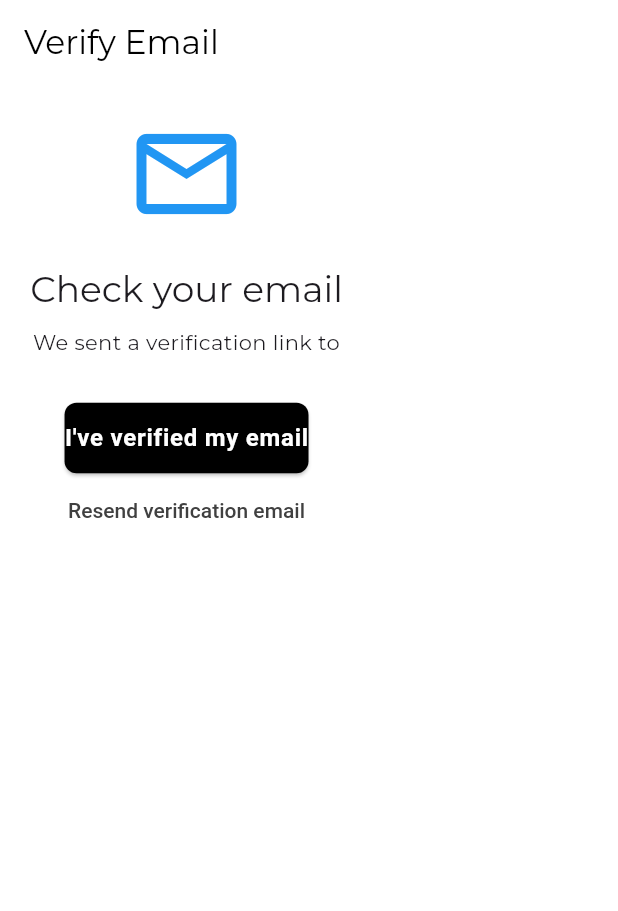
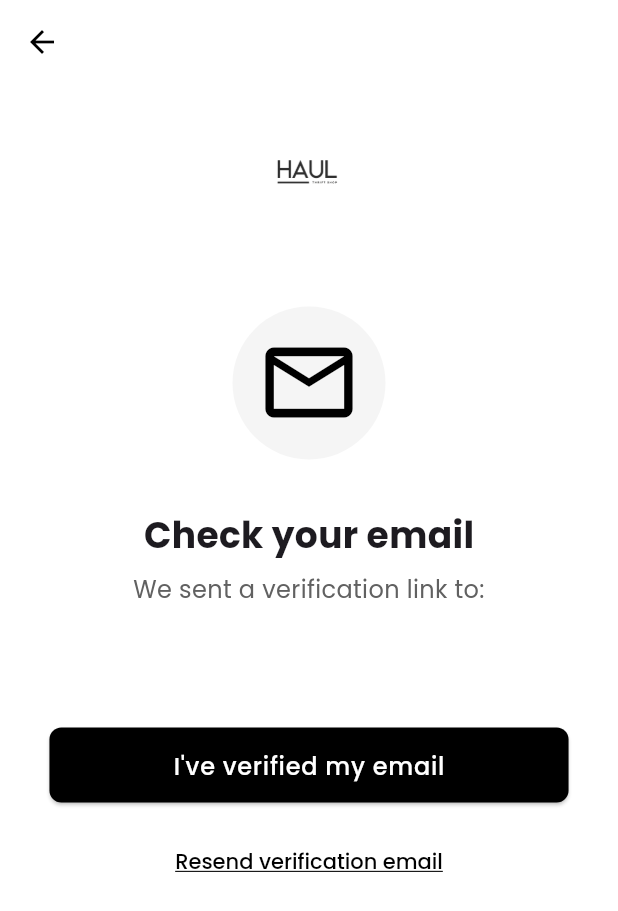
Before and after one commit to fyodorrrrr/haul-app, a Flutter app: the VerifyEmailScreen screen opened directly with empty values, on a phone screen of 412 x 824 dp. Shown: the top 911 px of the screen. Run offline on Flutter 3.47's test engine with Material 3 defaults, Android fonts, the phone set to English and light mode, and no system bars; our stand-ins replace cloud_firestore, firebase_auth, firebase_core, google_fonts; accounts and stored records are empty.

Commit message:
style: redesign verify email screen ui

```diff
--- a/lib/screens/buyer/verify_email_screen.dart
+++ b/lib/screens/buyer/verify_email_screen.dart
@@ -1,4 +1,5 @@
 import 'package:flutter/material.dart';
+import 'package:google_fonts/google_fonts.dart';
 import 'package:firebase_auth/firebase_auth.dart';
 import 'package:cloud_firestore/cloud_firestore.dart';
 import 'home_screen.dart';
@@ -48,49 +49,164 @@ class _VerifyEmailScreenState extends State<VerifyEmailScreen> {
     try {
       await FirebaseAuth.instance.currentUser?.sendEmailVerification();
       ScaffoldMessenger.of(context).showSnackBar(
-        const SnackBar(content: Text('Verification email resent!')),
+        SnackBar(
+          content: Text(
+            'Verification email resent!',
+            style: GoogleFonts.poppins(),
+          ),
+          backgroundColor: Colors.black,
+        ),
       );
     } catch (e) {
       ScaffoldMessenger.of(context).showSnackBar(
-        SnackBar(content: Text('Error: ${e.toString()}')),
+        SnackBar(
+          content: Text(
+            'Error: ${e.toString()}',
+            style: GoogleFonts.poppins(),
+          ),
+          backgroundColor: Colors.red,
+        ),
       );
     }
   }
 
   @override
   Widget build(BuildContext context) {
+    final size = MediaQuery.of(context).size;
+    final bool isSmallScreen = size.width < 350;
+
     return Scaffold(
+      backgroundColor: Colors.white,
       appBar: AppBar(
-        title: const Text('Verify Email'),
+        backgroundColor: Colors.transparent,
+        elevation: 0,
+        leading: IconButton(
+          icon: const Icon(Icons.arrow_back, color: Colors.black),
+          onPressed: () => Navigator.of(context).pop(),
         ),
-      body: Padding(
-        padding: const EdgeInsets.all(20.0),
+      ),
+      body: SafeArea(
+        child: SingleChildScrollView(
+          child: Padding(
+            padding: EdgeInsets.symmetric(horizontal: size.width * 0.08),
             child: Column(
               crossAxisAlignment: CrossAxisAlignment.center,
               children: [
-            const Icon(Icons.email_outlined, size: 80, color: Colors.blue),
-            const SizedBox(height: 20),
+                // Logo
+                Padding(
+                  padding: EdgeInsets.only(top: size.height * 0.02),
+                  child: Image.asset(
+                    'assets/haul_logo.png',
+                    height: size.height * 0.1,
+                  ),
+                ),
+
+                SizedBox(height: size.height * 0.06),
+
+                // Email icon
+                Container(
+                  padding: const EdgeInsets.all(16),
+                  decoration: BoxDecoration(
+                    color: Colors.grey.shade100,
+                    shape: BoxShape.circle,
+                  ),
+                  child: Icon(
+                    Icons.email_outlined,
+                    size: isSmallScreen ? 50 : 70,
+                    color: Colors.black,
+                  ),
+                ),
+
+                SizedBox(height: size.height * 0.04),
+
+                // Check your email text
                 Text(
                   'Check your email',
-              style: Theme.of(context).textTheme.headlineSmall,
+                  style: GoogleFonts.poppins(
+                    fontSize: isSmallScreen ? 20 : 24,
+                    fontWeight: FontWeight.bold,
                   ),
-            const SizedBox(height: 10),
+                ),
+
+                SizedBox(height: size.height * 0.01),
+
+                // Email description
                 Text(
-              'We sent a verification link to ${widget.email}',
+                  'We sent a verification link to:',
                   textAlign: TextAlign.center,
+                  style: GoogleFonts.poppins(
+                    fontSize: isSmallScreen ? 14 : 16,
+                    color: Colors.grey.shade700,
                   ),
-            const SizedBox(height: 30),
-            ElevatedButton(
+                ),
+
+                SizedBox(height: 8),
+
+                // Email address
+                Text(
+                  widget.email,
+                  textAlign: TextAlign.center,
+                  style: GoogleFonts.poppins(
+                    fontSize: isSmallScreen ? 14 : 16,
+                    fontWeight: FontWeight.w500,
+                  ),
+                ),
+
+                SizedBox(height: size.height * 0.06),
+
+                // I've verified button
+                SizedBox(
+                  width: double.infinity,
+                  height: 50,
+                  child: ElevatedButton(
                     onPressed: _isLoading ? null : _checkEmailVerified,
+                    style: ElevatedButton.styleFrom(
+                      backgroundColor: Colors.black,
+                      foregroundColor: Colors.white,
+                      shape: RoundedRectangleBorder(
+                        borderRadius: BorderRadius.circular(8),
+                      ),
+                      disabledBackgroundColor: Colors.grey.shade300,
+                    ),
                     child: _isLoading
-                  ? const CircularProgressIndicator()
-                  : const Text('I\'ve verified my email'),
+                        ? SizedBox(
+                            height: 24,
+                            width: 24,
+                            child: CircularProgressIndicator(
+                              color: Colors.white,
+                              strokeWidth: 2,
                             ),
+                          )
+                        : Text(
+                            'I\'ve verified my email',
+                            style: GoogleFonts.poppins(
+                              fontSize: isSmallScreen ? 14 : 16,
+                              fontWeight: FontWeight.w500,
+                            ),
+                          ),
+                  ),
+                ),
+
+                SizedBox(height: 16),
+
+                // Resend verification email
                 TextButton(
                   onPressed: _resendVerificationEmail,
-              child: const Text('Resend verification email'),
+                  style: TextButton.styleFrom(
+                    foregroundColor: Colors.black,
+                  ),
+                  child: Text(
+                    'Resend verification email',
+                    style: GoogleFonts.poppins(
+                      fontSize: isSmallScreen ? 13 : 14,
+                      fontWeight: FontWeight.w500,
+                      decoration: TextDecoration.underline,
+                    ),
+                  ),
                 ),
               ],
+            ),
+          ),
         ),
       ),
     );
```
Also changed, not shown: 4 other files. Lines whose indentation alone changed are shown as unchanged.
